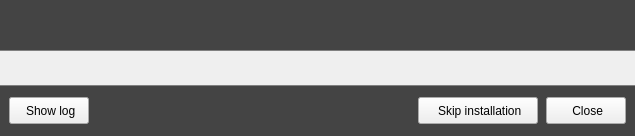
nguyendkn/BrowserAutomationStudio, file Solution/Engine/embeddedlanguageinstalldialog.ui: the form before one commit.
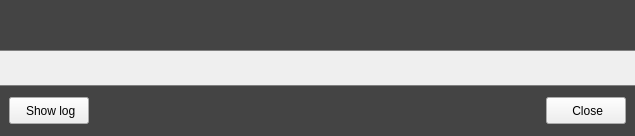
The form after the commit. Icons and pictures are not drawn.

Commit message: Close button disables node installation

Diff of the .ui file:
```diff
--- a/Solution/Engine/embeddedlanguageinstalldialog.ui
+++ b/Solution/Engine/embeddedlanguageinstalldialog.ui
@@ -202,23 +202,6 @@
           </property>
          </spacer>
         </item>
-        <item>
-         <widget class="QPushButton" name="RunAnyway">
-          <property name="minimumSize">
-           <size>
-            <width>120</width>
-            <height>27</height>
-           </size>
-          </property>
-          <property name="text">
-           <string> Skip installation</string>
-          </property>
-          <property name="icon">
-           <iconset resource="engine.qrc">
-            <normaloff>:/engine/images/right.png</normaloff>:/engine/images/right.png</iconset>
-          </property>
-         </widget>
-        </item>
         <item>
          <widget class="QPushButton" name="Close">
           <property name="minimumSize">
```
The commit also changes 2 other files.
